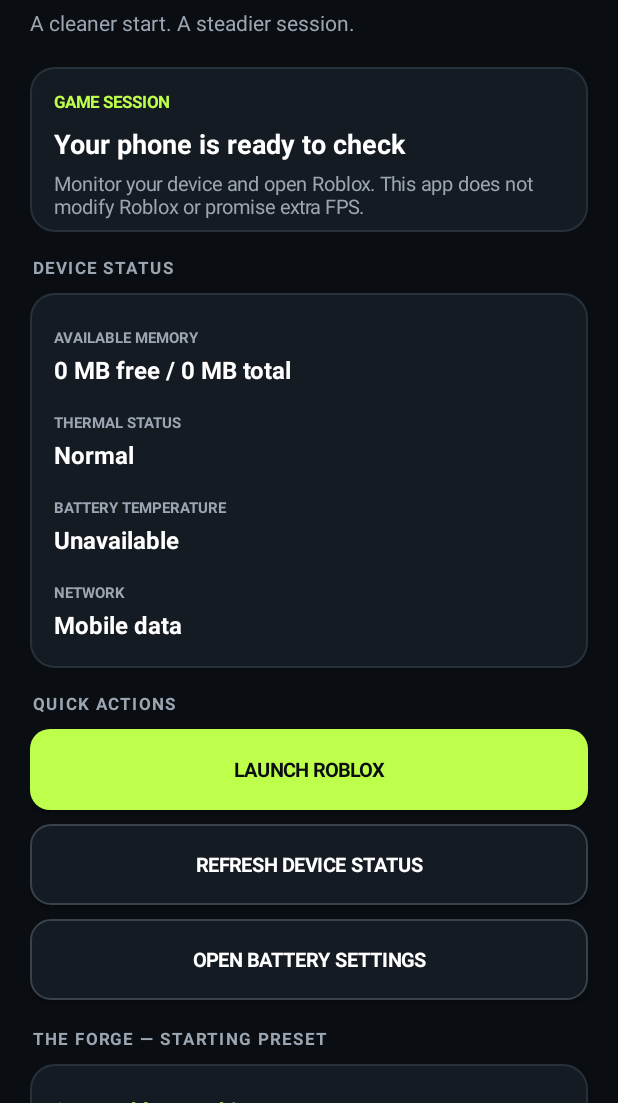
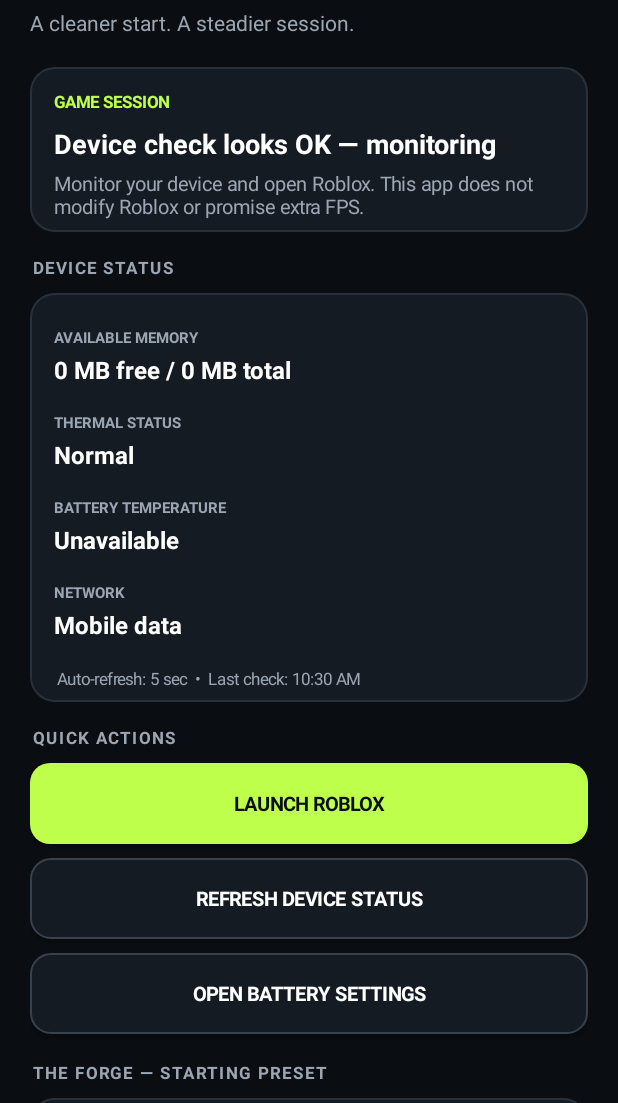
Before and after one commit to Dripxiecon/INK-BOOSTER, an Android app: the screen it shows after launch (MainActivity), on a phone screen of 412 x 824 dp, the part 133-1236 px from its top. Run offline under Robolectric (Android 15) with nearby library versions, the phone set to English and light mode, and no system bars.

Commit message:
Add automatic device health monitoring and warnings

```diff
--- a/app/src/main/java/com/inkbooster/MainActivity.java
+++ b/app/src/main/java/com/inkbooster/MainActivity.java
@@ -11,6 +11,8 @@ import android.net.NetworkCapabilities;
 import android.os.BatteryManager;
 import android.os.Build;
 import android.os.Bundle;
+import android.os.Handler;
+import android.os.Looper;
 import android.os.PowerManager;
 import android.provider.Settings;
 import android.graphics.Color;
@@ -30,7 +32,17 @@ public final class MainActivity extends Activity {
     private static final int PANEL = Color.rgb(21, 27, 34);
     private static final int INK = Color.rgb(190, 255, 75);
     private static final int MUTED = Color.rgb(155, 166, 178);
-    private TextView memoryValue, thermalValue, batteryValue, networkValue, statusValue;
+    private TextView memoryValue, thermalValue, batteryValue, networkValue, statusValue, updatedValue;
+    private final Handler monitorHandler = new Handler(Looper.getMainLooper());
+    private boolean monitorRunning;
+    private long previousAvailableMemory = -1L;
+    private final Runnable monitorTask = new Runnable() {
+        @Override public void run() {
+            if (!monitorRunning) return;
+            refreshDeviceStatus();
+            monitorHandler.postDelayed(this, 5000L);
+        }
+    };
 
     @Override public void onCreate(Bundle state) {
         super.onCreate(state);
@@ -42,7 +54,21 @@ public final class MainActivity extends Activity {
 
     @Override protected void onResume() {
         super.onResume();
-        if (memoryValue != null) refreshDeviceStatus();
+        monitorRunning = true;
+        monitorHandler.removeCallbacks(monitorTask);
+        monitorHandler.post(monitorTask);
+    }
+
+    @Override protected void onPause() {
+        monitorRunning = false;
+        monitorHandler.removeCallbacks(monitorTask);
+        super.onPause();
+    }
+
+    @Override protected void onDestroy() {
+        monitorRunning = false;
+        monitorHandler.removeCallbacksAndMessages(null);
+        super.onDestroy();
     }
 
     private void buildDashboard() {
@@ -78,6 +104,9 @@ public final class MainActivity extends Activity {
         thermalValue = addStat(stats, "THERMAL STATUS", "Checking…");
         batteryValue = addStat(stats, "BATTERY TEMPERATURE", "Checking…");
         networkValue = addStat(stats, "NETWORK", "Checking…");
+        updatedValue = text("Updates every 5 seconds while this screen is open", 11, MUTED, false);
+        updatedValue.setPadding(dp(2), dp(7), 0, 0);
+        stats.addView(updatedValue);
         root.addView(stats, margin(0, 0, 0, 14));
 
         root.addView(sectionTitle("QUICK ACTIONS"));
@@ -122,13 +151,28 @@ public final class MainActivity extends Activity {
         ActivityManager manager = (ActivityManager) getSystemService(ACTIVITY_SERVICE);
         ActivityManager.MemoryInfo info = new ActivityManager.MemoryInfo();
         manager.getMemoryInfo(info);
-        long freeMb = info.availMem / (1024L * 1024L);
+        long freeBytes = info.availMem;
+        long freeMb = freeBytes / (1024L * 1024L);
         long totalMb = info.totalMem / (1024L * 1024L);
         memoryValue.setText(String.format(Locale.getDefault(), "%,d MB free / %,d MB total", freeMb, totalMb));
-        thermalValue.setText(readThermalStatus());
+        String thermal = readThermalStatus();
+        thermalValue.setText(thermal);
         batteryValue.setText(readBatteryTemperature());
         networkValue.setText(readNetwork());
-        statusValue.setText(info.lowMemory ? "Memory is running low" : "Your phone is ready to check");
+        if (info.lowMemory) {
+            statusValue.setText("Memory pressure detected — close unused apps");
+            statusValue.setTextColor(Color.rgb(255, 170, 90));
+        } else if (thermal.contains("Severe") || thermal.contains("Critical") || thermal.contains("Emergency")) {
+            statusValue.setText("Phone is too hot — pause and let it cool");
+            statusValue.setTextColor(Color.rgb(255, 170, 90));
+        } else {
+            statusValue.setText("Device check looks OK — monitoring");
+            statusValue.setTextColor(Color.WHITE);
+        }
+        if (updatedValue != null) {
+            updatedValue.setText("Auto-refresh: 5 sec  •  Last check: " + java.text.DateFormat.getTimeInstance(java.text.DateFormat.SHORT).format(new java.util.Date()));
+        }
+        previousAvailableMemory = freeBytes;
     }
 
     private String readThermalStatus() {
```
